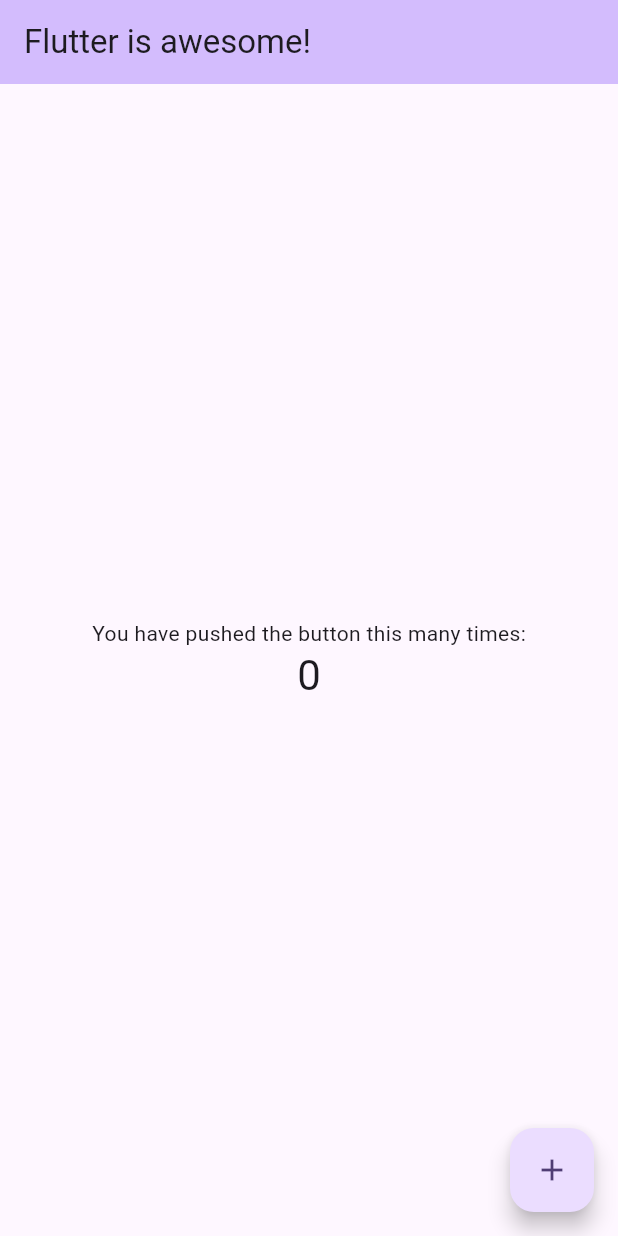
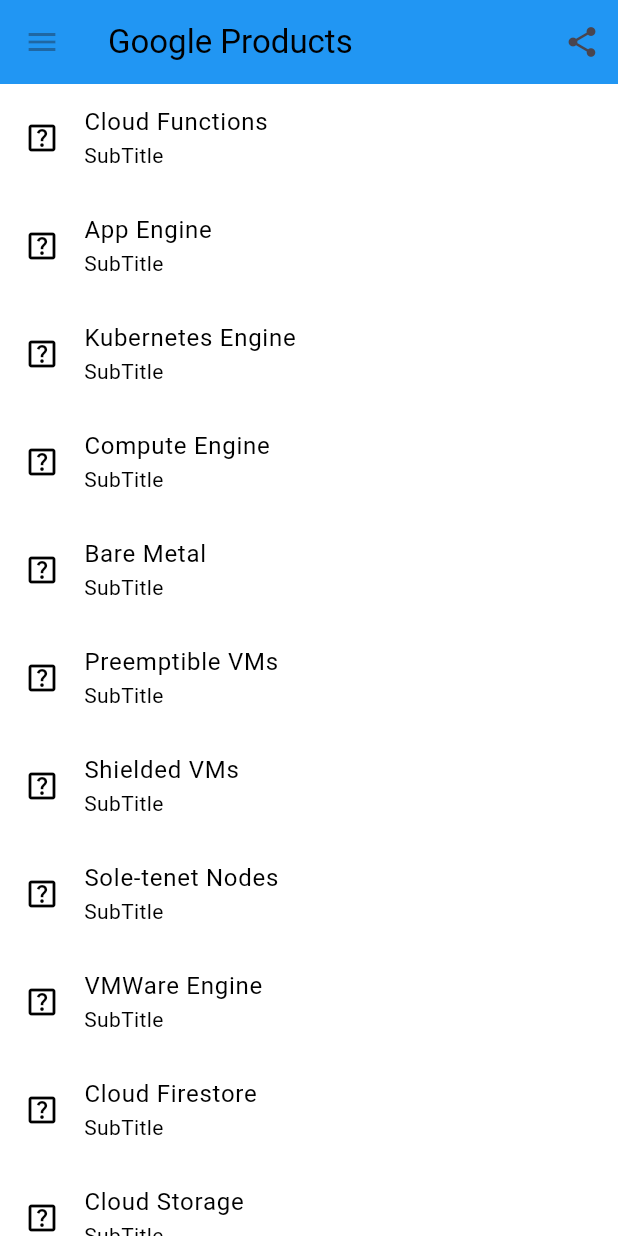
Before and after one commit to Mohon127/Flutter_Basic, a Flutter app: the screen it shows after launch, on a phone screen of 412 x 824 dp. Run offline on Flutter 3.47's test engine with Material 3 defaults, Android fonts, the phone set to English and light mode, and no system bars.

Commit message:
task3 done

```diff
--- a/flutter_basic/lib/main.dart
+++ b/flutter_basic/lib/main.dart
@@ -1,125 +1,176 @@
 import 'package:flutter/material.dart';
+
+// TODO: Embedded List
+class GoogleProducts {
+  final List<String> items = [
+    'Cloud Functions',
+    'App Engine',
+    'Kubernetes Engine',
+    'Compute Engine',
+    'Bare Metal',
+    'Preemptible VMs',
+    'Shielded VMs',
+    'Sole-tenet Nodes',
+    'VMWare Engine',
+    'Cloud Firestore',
+    'Cloud Storage',
+    'Persistent Disk',
+    'Local SSD',
+    'Cloud Bigtable',
+    'Cloud Firestore',
+    'Cloud Memorystore',
+    'Cloud Spanner',
+  ];
+}
 
 void main() {
   runApp(const MyApp());
 }
 
 class MyApp extends StatelessWidget {
-  const MyApp({super.key});
-
-  // This widget is the root of your application.
+  const MyApp({Key? key}) : super(key: key);
   @override
   Widget build(BuildContext context) {
-    return MaterialApp(
-      title: 'Flutter Demo',
-      theme: ThemeData(
-        // This is the theme of your application.
-        //
-        // TRY THIS: Try running your application with "flutter run". You'll see
-        // the application has a purple toolbar. Then, without quitting the app,
-        // try changing the seedColor in the colorScheme below to Colors.green
-        // and then invoke "hot reload" (save your changes or press the "hot
-        // reload" button in a Flutter-supported IDE, or press "r" if you used
-        // the command line to start the app).
-        //
-        // Notice that the counter didn't reset back to zero; the application
-        // state is not lost during the reload. To reset the state, use hot
-        // restart instead.
-        //
-        // This works for code too, not just values: Most code changes can be
-        // tested with just a hot reload.
-        colorScheme: ColorScheme.fromSeed(seedColor: Colors.deepPurple),
-        useMaterial3: true,
-      ),
-      home: const MyHomePage(title: 'Flutter is awesome!'),
+    const title = 'Google Products';
+    return const MaterialApp(
+      title: title,
+      debugShowCheckedModeBanner: false,
+      home: ProductHomeWidget(title),
     );
   }
 }
 
-class MyHomePage extends StatefulWidget {
-  const MyHomePage({super.key, required this.title});
-
-  // This widget is the home page of your application. It is stateful, meaning
-  // that it has a State object (defined below) that contains fields that affect
-  // how it looks.
-
-  // This class is the configuration for the state. It holds the values (in this
-  // case the title) provided by the parent (in this case the App widget) and
-  // used by the build method of the State. Fields in a Widget subclass are
-  // always marked "final".
-
+// TODO: ProductHomeWidget
+class ProductHomeWidget extends StatelessWidget {
   final String title;
 
-  @override
-  State<MyHomePage> createState() => _MyHomePageState();
-}
-
-class _MyHomePageState extends State<MyHomePage> {
-  int _counter = 0;
-
-  void _incrementCounter() {
-    setState(() {
-      // This call to setState tells the Flutter framework that something has
-      // changed in this State, which causes it to rerun the build method below
-      // so that the display can reflect the updated values. If we changed
-      // _counter without calling setState(), then the build method would not be
-      // called again, and so nothing would appear to happen.
-      _counter++;
-    });
-  }
+  const ProductHomeWidget(this.title, {Key? key}) : super(key: key);
 
   @override
   Widget build(BuildContext context) {
-    // This method is rerun every time setState is called, for instance as done
-    // by the _incrementCounter method above.
-    //
-    // The Flutter framework has been optimized to make rerunning build methods
-    // fast, so that you can just rebuild anything that needs updating rather
-    // than having to individually change instances of widgets.
     return Scaffold(
+       backgroundColor: Colors.white,
       appBar: AppBar(
-        // TRY THIS: Try changing the color here to a specific color (to
-        // Colors.amber, perhaps?) and trigger a hot reload to see the AppBar
-        // change color while the other colors stay the same.
-        backgroundColor: Theme.of(context).colorScheme.inversePrimary,
-        // Here we take the value from the MyHomePage object that was created by
-        // the App.build method, and use it to set our appbar title.
-        title: Text(widget.title),
+         backgroundColor: Colors.blue,
+         elevation: 0,
+        // TODO: Enable AppBarLeading
+         leading: const AppBarLeading(),
+
+        actions: const [
+          AppBarActionsShare(),
+        ],
+        title: Text(title, style: const TextStyle(color: Colors.black)),
       ),
-      body: Center(
-        // Center is a layout widget. It takes a single child and positions it
-        // in the middle of the parent.
-        child: Column(
-          // Column is also a layout widget. It takes a list of children and
-          // arranges them vertically. By default, it sizes itself to fit its
-          // children horizontally, and tries to be as tall as its parent.
-          //
-          // Column has various properties to control how it sizes itself and
-          // how it positions its children. Here we use mainAxisAlignment to
-          // center the children vertically; the main axis here is the vertical
-          // axis because Columns are vertical (the cross axis would be
-          // horizontal).
-          //
-          // TRY THIS: Invoke "debug painting" (choose the "Toggle Debug Paint"
-          // action in the IDE, or press "p" in the console), to see the
-          // wireframe for each widget.
-          mainAxisAlignment: MainAxisAlignment.center,
-          children: <Widget>[
-            const Text(
-              'You have pushed the button this many times:',
-            ),
-            Text(
-              '$_counter',
-              style: Theme.of(context).textTheme.headlineMedium,
-            ),
-          ],
-        ),
-      ),
-      floatingActionButton: FloatingActionButton(
-        onPressed: _incrementCounter,
-        tooltip: 'Increment',
-        child: const Icon(Icons.add),
-      ), // This trailing comma makes auto-formatting nicer for build methods.
+       body: ProductListView(),
     );
   }
 }
+
+// TODO: AppBarLeading
+class AppBarLeading extends StatelessWidget {
+  const AppBarLeading({Key? key}) : super(key: key);
+
+  @override
+  Widget build(BuildContext context) {
+    return const IconButton(
+      icon: Icon(
+        Icons.menu,
+      ),
+      onPressed: null,
+    );
+  }
+}
+
+// TODO: AppBarActionsShare
+class AppBarActionsShare extends StatelessWidget {
+  const AppBarActionsShare({Key? key}) : super(key: key);
+
+  @override
+  Widget build(BuildContext context) {
+    return IconButton(
+        icon: const Icon(
+          Icons.share,
+        ),
+        onPressed: () {
+          const snackBar =
+          SnackBar(content: Text('You selected the Share Action'));
+          ScaffoldMessenger.of(context).showSnackBar(snackBar);
+        });
+  }
+}
+
+// TODO: ProductListView
+class ProductListView extends StatelessWidget {
+  final googleProducts = GoogleProducts();
+
+  ProductListView({Key? key}) : super(key: key);
+
+  @override
+  Widget build(BuildContext context) {
+    return ListView.builder(
+      itemCount: googleProducts.items.length,
+      itemBuilder: (context, index) {
+        return ProductListTile(googleProducts.items[index]);
+      },
+    );
+  }
+}
+
+// TODO: ProductListTile
+class ProductListTile extends StatelessWidget {
+  final String? productLabel;
+
+  const ProductListTile(this.productLabel, {Key? key}) : super(key: key);
+
+  @override
+  Widget build(BuildContext context) {
+    return ListTile(
+      title: Text('$productLabel', style: const TextStyle(color: Colors.black)),
+      subtitle: const Text('SubTitle', style: TextStyle(color: Colors.black)),
+      leading: const Icon(Icons.help_center_outlined, color: Colors.black),
+      // When the child is tapped, show a snackbar.
+      onTap: () {
+        // TODO: Enable onTap
+         final snackBar = SnackBar(content: Text('You selected $productLabel'));
+         ScaffoldMessenger.of(context).showSnackBar(snackBar);
+
+        // TODO: Navigation to the Details Page
+        Navigator.push(
+          context,
+          MaterialPageRoute(builder: (context) => const MyDetails()),
+        );
+      },
+    );
+  }
+}
+
+// TODO: Add a details page
+class MyDetails extends StatelessWidget {
+  const MyDetails({Key? key}) : super(key: key);
+
+  @override
+  Widget build(BuildContext context) {
+    const title = 'Details Page';
+
+    return Scaffold(
+      // backgroundColor: Colors.white,
+      appBar: AppBar(
+        iconTheme: const IconThemeData(
+          color: Colors.grey, //change your color here
+        ),
+        backgroundColor: Colors.blue,
+        elevation: 0,
+        // leading: const AppBarLeading(),
+        actions: const [
+          AppBarActionsShare(),
+        ],
+        title: const Text(title, style: TextStyle(color: Colors.black)),
+      ),
+      // appBar: AppBar(
+      //   title: const Text(title),
+      // ),
+      body: const Center(
+        child: Text('Hello Details Page')),
+    );
+  }
+}
```
